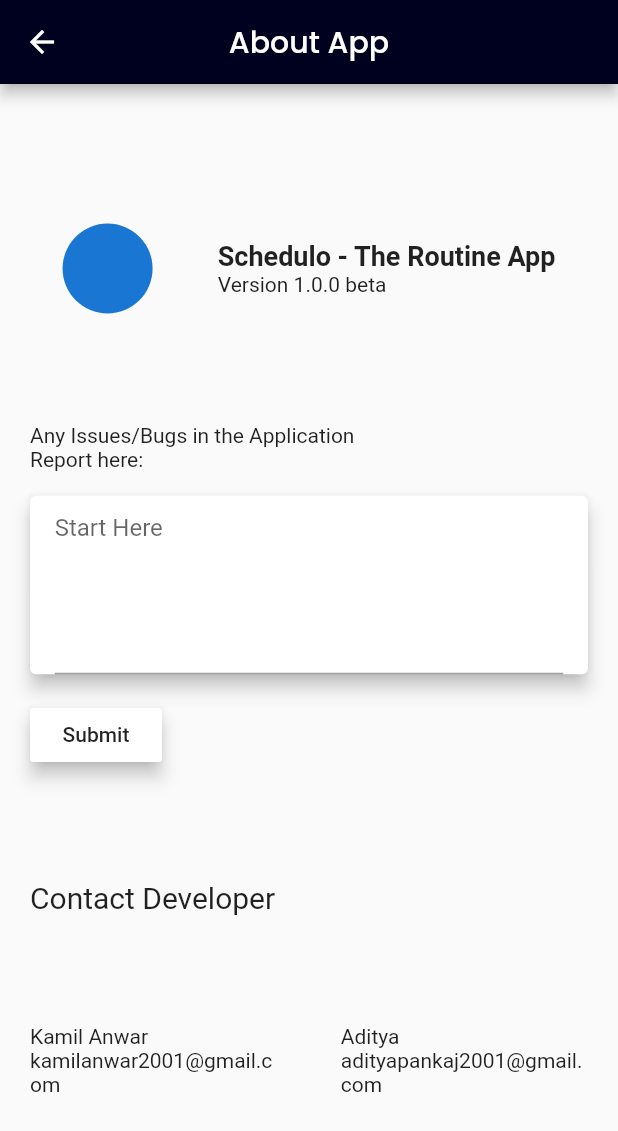
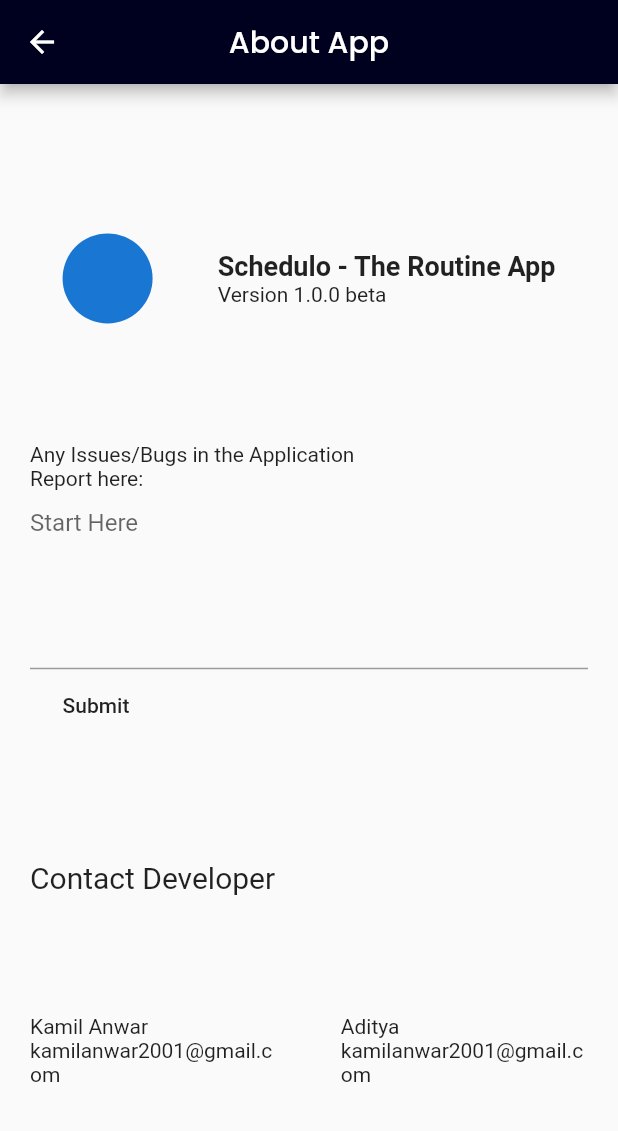
Before and after one commit to al-habibi-1107/routine_app-1, a Flutter app: the AboutPage screen opened by its route, on a phone screen of 412 x 824 dp. Shown: the top 1131 px of the screen. Run offline on Flutter 3.47's test engine with Material 2 defaults, Android fonts, the phone set to English and light mode, and no system bars; our stand-ins replace flutter_colorpicker, google_fonts; missing offline and left inert: day_night_time_picker; Roboto replaces fonts that are missing (Ubuntu).

Commit message:
AboutUS UI Cancelled due to unknown conflicts

```diff
--- a/lib/screens/about_page.dart
+++ b/lib/screens/about_page.dart
@@ -67,13 +67,6 @@ class AboutPage extends StatelessWidget {
                 Text("Report here:"),
                 Form(
                   key: _formKey,
-                  child: Card(
-                    elevation: 5,
-                    margin:
-                        EdgeInsets.symmetric(vertical: device.height * 0.02),
-                    child: Container(
-                      margin: EdgeInsets.symmetric(
-                          horizontal: device.height * 0.02),
                   child: TextFormField(
                     decoration: InputDecoration(
                       hintText: "Start Here",
@@ -90,17 +83,13 @@ class AboutPage extends StatelessWidget {
                     maxLines: 5,
                   ),
                 ),
-                  ),
-                ),
-                RaisedButton(
-                  elevation: 5,
+                FlatButton(
                   onPressed: () {
                     submit();
                   },
                   child: Text(
                     "Submit",
                   ),
-                  color: Colors.white,
                 ),
               ],
             ),
@@ -127,7 +116,7 @@ class AboutPage extends StatelessWidget {
                     crossAxisAlignment: CrossAxisAlignment.start,
                     children: [
                       Text("Aditya"),
-                      Text("adityapankaj2001@gmail.com")
+                      Text("kamilanwar2001@gmail.com")
                     ],
                   ),
                 ),
```
Lines whose indentation alone changed are shown as unchanged.
